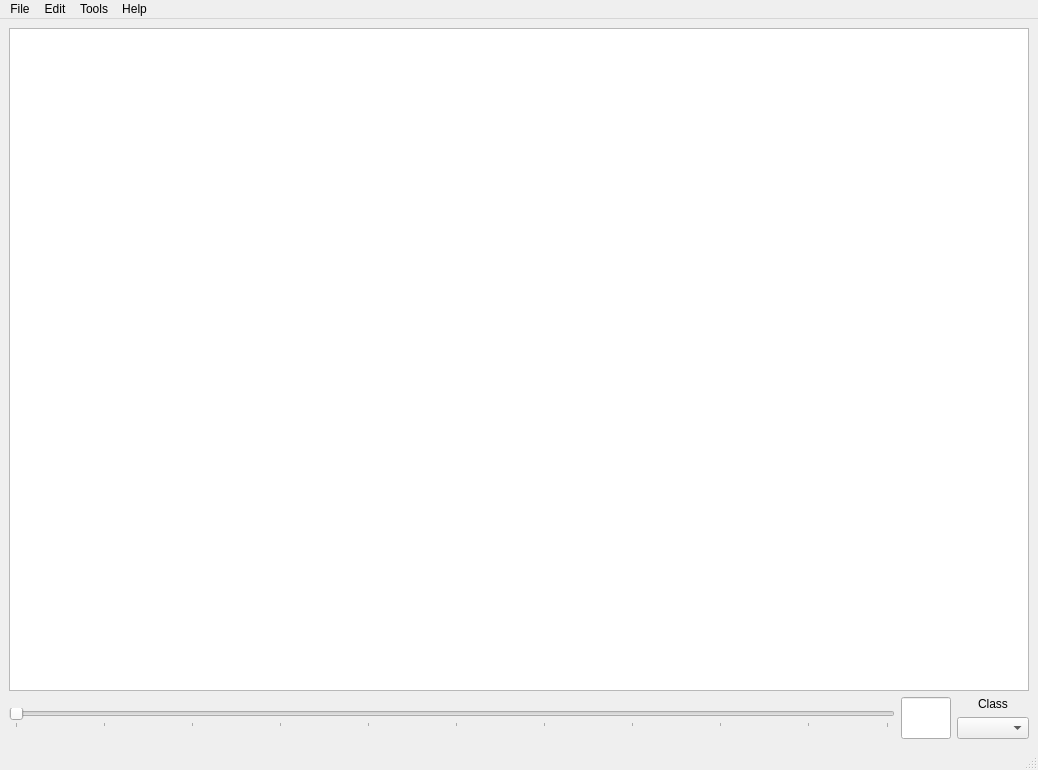
First picture: the form in AnnotationToolGUI.ui, repository ElbitSystems/AnnotationTool, before the edit.
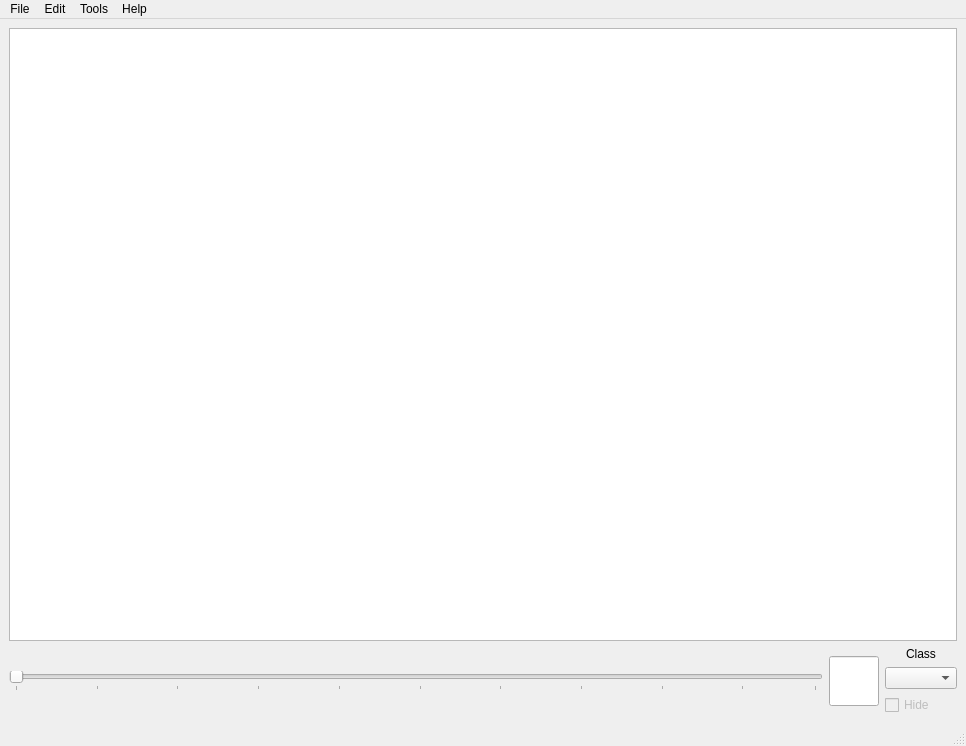
Second picture: the form after the edit.

Diff of the .ui file:
```diff
--- a/AnnotationToolGUI.ui
+++ b/AnnotationToolGUI.ui
@@ -6,8 +6,8 @@
    <rect>
     <x>0</x>
     <y>0</y>
-    <width>1038</width>
-    <height>770</height>
+    <width>966</width>
+    <height>746</height>
    </rect>
   </property>
   <property name="windowTitle">
@@ -89,6 +89,16 @@
           </property>
          </widget>
         </item>
+        <item>
+         <widget class="QCheckBox" name="checkBoxHide">
+          <property name="enabled">
+           <bool>false</bool>
+          </property>
+          <property name="text">
+           <string>Hide</string>
+          </property>
+         </widget>
+        </item>
        </layout>
       </item>
      </layout>
@@ -100,7 +110,7 @@
     <rect>
      <x>0</x>
      <y>0</y>
-     <width>1038</width>
+     <width>966</width>
      <height>21</height>
     </rect>
    </property>
```
